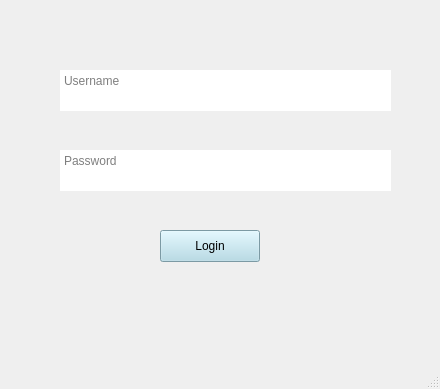
Before: the Qt Designer form loginwindow.ui in pjpassero/StoreManager, drawn with Qt 5.
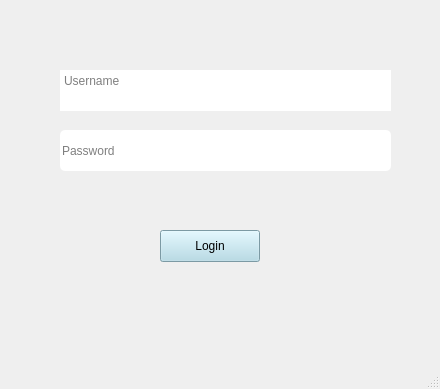
After: the same form once the commit is applied.

What changed in the file:
```diff
--- a/loginwindow.ui
+++ b/loginwindow.ui
@@ -31,23 +31,6 @@
      <string>Username</string>
     </property>
    </widget>
-   <widget class="QTextEdit" name="password">
-    <property name="geometry">
-     <rect>
-      <x>60</x>
-      <y>150</y>
-      <width>331</width>
-      <height>41</height>
-     </rect>
-    </property>
-    <property name="styleSheet">
-     <string notr="true">    border-radius: 5%; /* Round corners */
-</string>
-    </property>
-    <property name="placeholderText">
-     <string>Password</string>
-    </property>
-   </widget>
    <widget class="QPushButton" name="loginBtn">
     <property name="geometry">
      <rect>
@@ -79,6 +62,26 @@
      <string/>
     </property>
    </widget>
+   <widget class="QLineEdit" name="password">
+    <property name="geometry">
+     <rect>
+      <x>60</x>
+      <y>130</y>
+      <width>331</width>
+      <height>41</height>
+     </rect>
+    </property>
+    <property name="styleSheet">
+     <string notr="true">    border-radius: 5%; 
+</string>
+    </property>
+    <property name="text">
+     <string/>
+    </property>
+    <property name="placeholderText">
+     <string>Password</string>
+    </property>
+   </widget>
   </widget>
   <widget class="QMenuBar" name="menubar">
    <property name="geometry">
```
